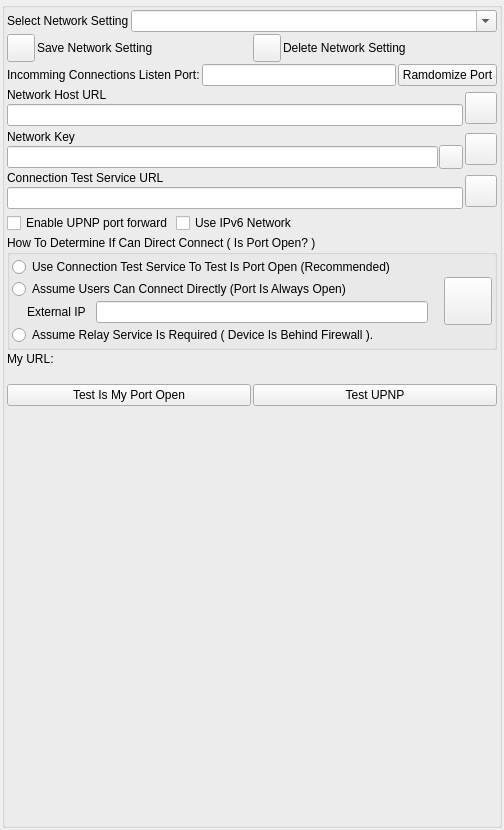
First picture: the form in nolimitgui/src/Forms/AppletNetworkSettings.ui, repository nolimitconnect/NoLimitConnect, before the edit.
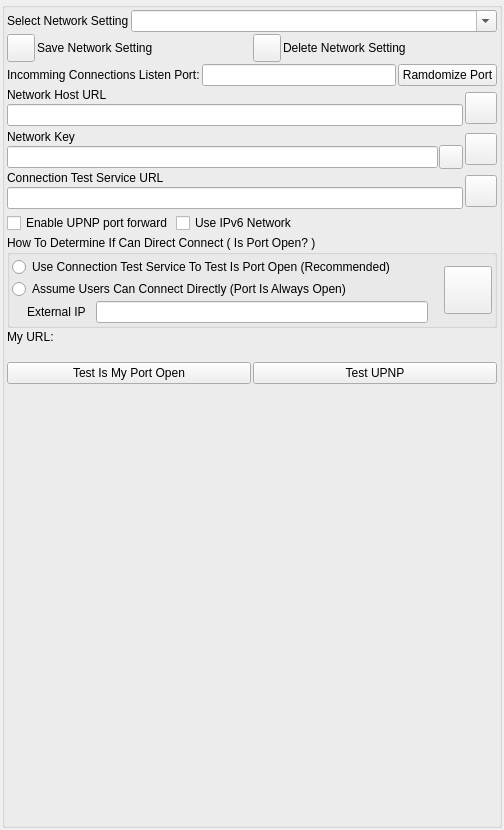
Second picture: the form after the edit. Custom widgets are drawn as their Qt base class.

Commit message: Simplify Network settings New version before fork to pyNLC a python based version of NoLimitConnect

```diff
--- a/nolimitgui/src/Forms/AppletNetworkSettings.ui
+++ b/nolimitgui/src/Forms/AppletNetworkSettings.ui
@@ -468,13 +468,6 @@
              </item>
             </layout>
            </item>
-           <item>
-            <widget class="QRadioButton" name="AssumeProxyRadioButton">
-             <property name="text">
-              <string>Assume Relay Service Is Required ( Device Is Behind Firewall ).</string>
-             </property>
-            </widget>
-           </item>
           </layout>
          </item>
          <item>
```
The commit also changes 10 other files.
